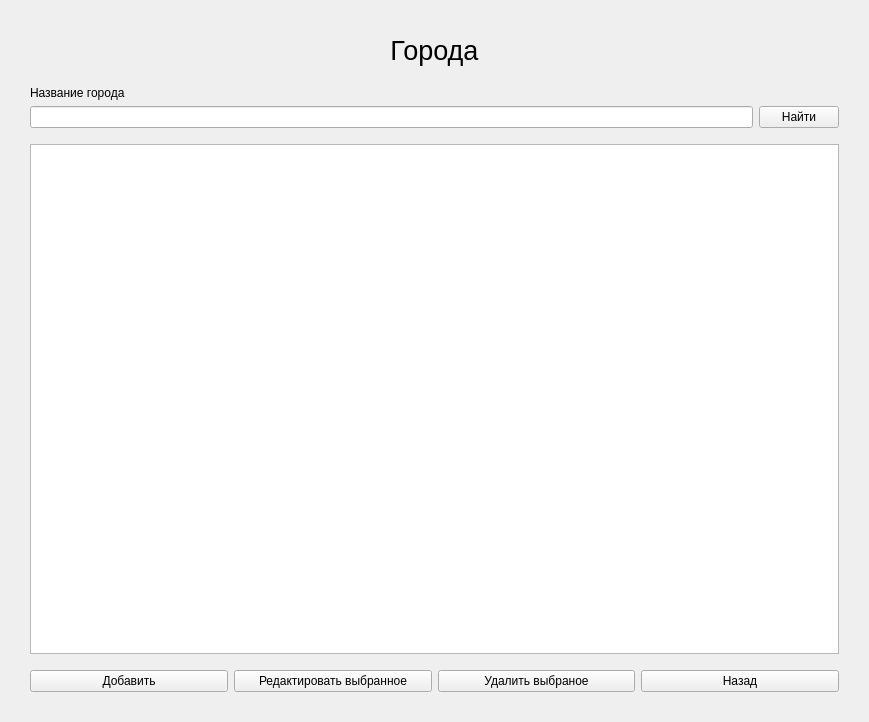
Before: the Qt Designer form gui/citylistwindow.ui in rkv04/test, drawn with Qt 5.
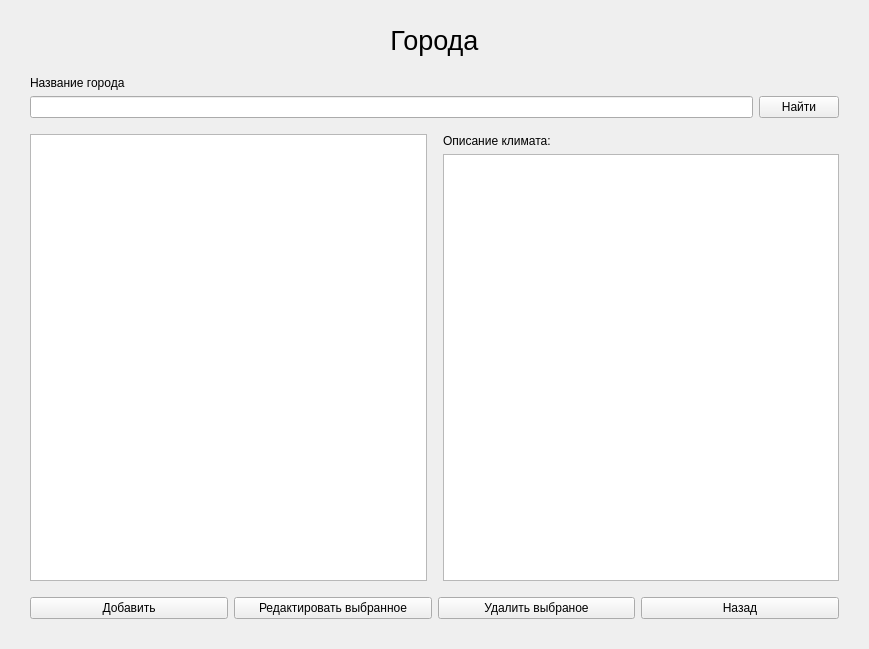
After: the same form once the commit is applied.

Diff of the .ui file:
```diff
--- a/gui/citylistwindow.ui
+++ b/gui/citylistwindow.ui
@@ -7,19 +7,19 @@
     <x>0</x>
     <y>0</y>
     <width>869</width>
-    <height>722</height>
+    <height>649</height>
    </rect>
   </property>
   <property name="windowTitle">
    <string>MainWindow</string>
   </property>
   <widget class="QWidget" name="centralwidget">
-   <layout class="QVBoxLayout" name="verticalLayout">
+   <layout class="QVBoxLayout" name="verticalLayout_2">
     <property name="leftMargin">
      <number>30</number>
     </property>
     <property name="topMargin">
-     <number>20</number>
+     <number>10</number>
     </property>
     <property name="rightMargin">
      <number>30</number>
@@ -89,7 +89,52 @@
      </spacer>
     </item>
     <item>
-     <widget class="QTableView" name="tableView"/>
+     <layout class="QHBoxLayout" name="horizontalLayout">
+      <item>
+       <widget class="QTableView" name="tableView">
+        <property name="minimumSize">
+         <size>
+          <width>0</width>
+          <height>0</height>
+         </size>
+        </property>
+       </widget>
+      </item>
+      <item>
+       <spacer name="horizontalSpacer">
+        <property name="orientation">
+         <enum>Qt::Horizontal</enum>
+        </property>
+        <property name="sizeType">
+         <enum>QSizePolicy::Fixed</enum>
+        </property>
+        <property name="sizeHint" stdset="0">
+         <size>
+          <width>10</width>
+          <height>20</height>
+         </size>
+        </property>
+       </spacer>
+      </item>
+      <item>
+       <layout class="QVBoxLayout" name="verticalLayout">
+        <item>
+         <widget class="QLabel" name="label_3">
+          <property name="text">
+           <string>Описание климата:</string>
+          </property>
+         </widget>
+        </item>
+        <item>
+         <widget class="QTextEdit" name="climateEdit">
+          <property name="readOnly">
+           <bool>true</bool>
+          </property>
+         </widget>
+        </item>
+       </layout>
+      </item>
+     </layout>
     </item>
     <item>
      <spacer name="verticalSpacer_3">
```
